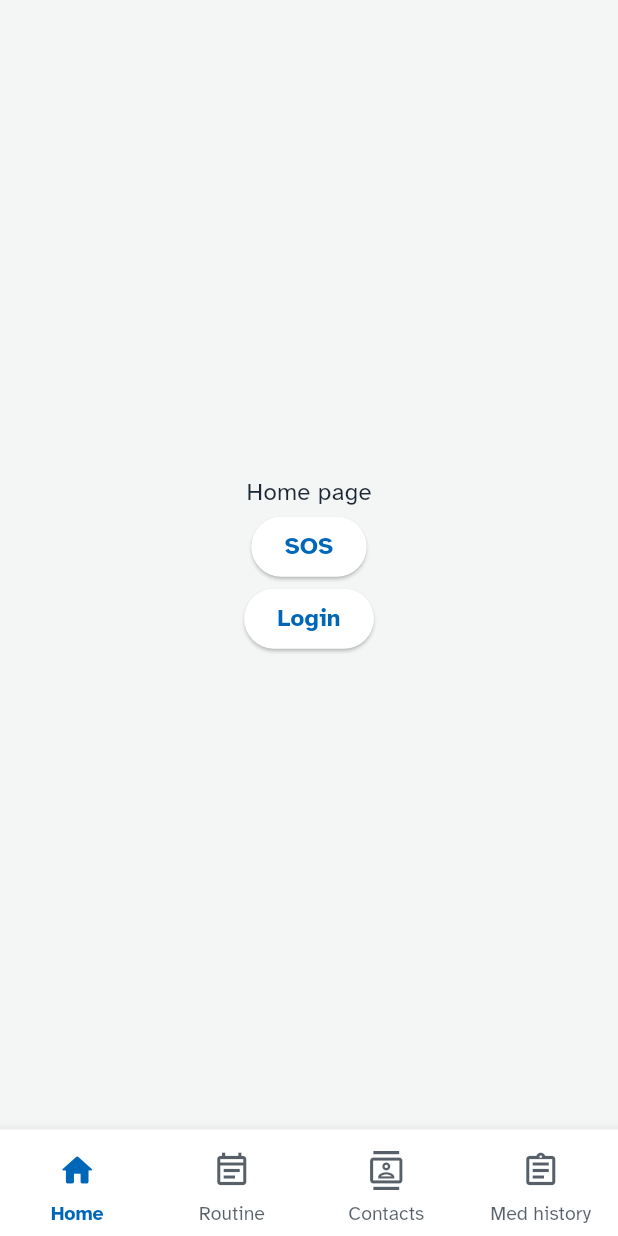
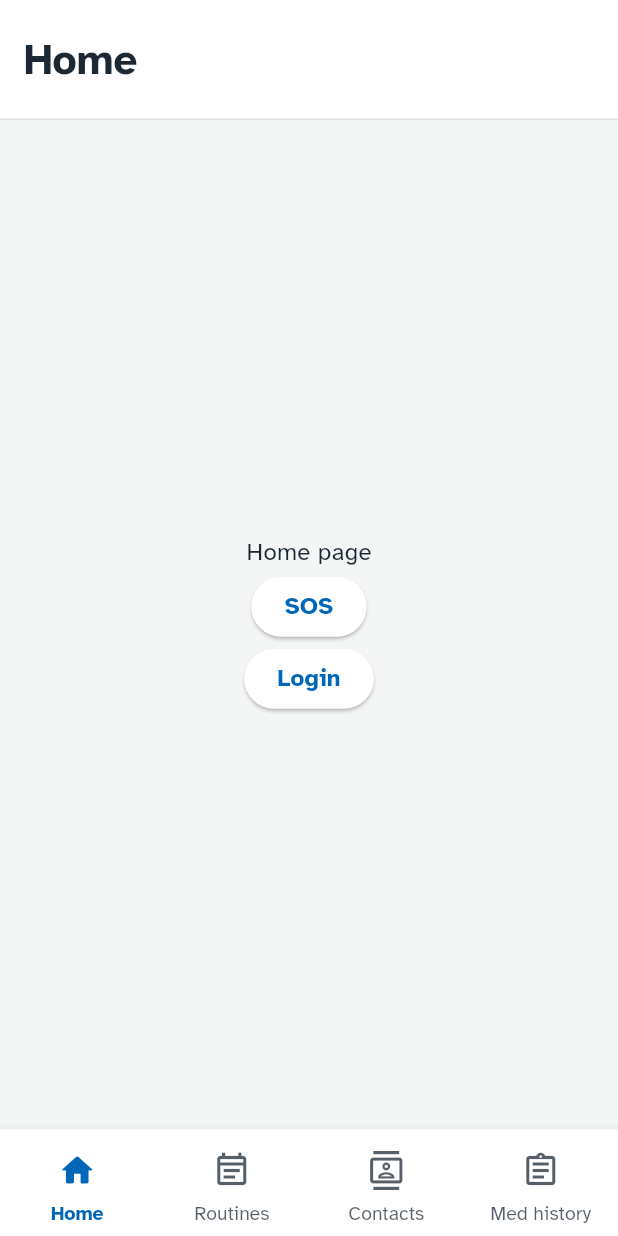
Before and after one commit to ZPIsani-na-sukces/mobile-zpi, a Flutter app: the screen it shows after launch, on a phone screen of 412 x 824 dp. Run offline on Flutter 3.47's test engine with Material 3 defaults, Android fonts, the phone set to English and light mode, and no system bars; our stand-ins replace auto_route, dio, flutter_hooks, flutter_secure_storage, freezed_annotation, hooks_riverpod and 1 more; missing offline and left inert: password_strength_checker, verification_code_field; generated files the repository leaves out were written again.

Commit message:
feat(widgets): add app bar with current view title

```diff
--- a/lib/features/playground/presentation/playgroud_view.dart
+++ b/lib/features/playground/presentation/playgroud_view.dart
@@ -26,6 +26,7 @@ class PlaygroudView extends HookWidget {
     final clearableController = useTextEditingController(text: 'Warszawa');
 
     return BackScaffold(
+      title: 'Playground',
       body: SingleChildScrollView(
         padding: const EdgeInsets.all(AppSpacing.md),
         child: Column(
--- a/lib/features/sos/presentation/sos_view.dart
+++ b/lib/features/sos/presentation/sos_view.dart
@@ -8,6 +8,9 @@ class SosView extends StatelessWidget {
 
   @override
   Widget build(BuildContext context) {
-    return const BackScaffold(body: Center(child: Text('Sos view')));
+    return const BackScaffold(
+      title: 'SOS',
+      body: Center(child: Text('Sos view')),
+    );
   }
 }
--- /dev/null
+++ b/lib/widgets/app_app_bar.dart
@@ -0,0 +1,37 @@
+import 'package:flutter/material.dart';
+import 'package:mobile_zpi/theme/app_colors.dart';
+import 'package:mobile_zpi/theme/app_spacing.dart';
+import 'package:mobile_zpi/theme/app_typography.dart';
+
+class AppAppBar extends StatelessWidget implements PreferredSizeWidget {
+  const AppAppBar({super.key, required this.title});
+
+  final String title;
+
+  static const double _height = 80;
+
+  @override
+  Size get preferredSize => const Size.fromHeight(_height);
+
+  @override
+  Widget build(BuildContext context) {
+    return AppBar(
+      toolbarHeight: _height,
+      backgroundColor: AppColors.surface,
+      surfaceTintColor: Colors.transparent,
+      scrolledUnderElevation: 0,
+      shape: const Border(
+        bottom: BorderSide(color: AppColors.disabled, width: 1),
+      ),
+      titleSpacing: AppSpacing.md,
+      title: Text(
+        title,
+        maxLines: 1,
+        overflow: TextOverflow.ellipsis,
+        style: AppTypography.headlineMedium.copyWith(
+          color: AppColors.onBackground,
+        ),
+      ),
+    );
+  }
+}
--- a/lib/widgets/app_bottom_nav.dart
+++ b/lib/widgets/app_bottom_nav.dart
@@ -21,7 +21,7 @@ class AppBottomNav extends StatelessWidget {
         BottomNavigationBarItem(
           icon: _BottomNavIcon(Icons.event_note_outlined),
           activeIcon: _BottomNavIcon(Icons.event_note_rounded),
-          label: 'Routine',
+          label: 'Routines',
         ),
         BottomNavigationBarItem(
           icon: _BottomNavIcon(Icons.contacts_outlined),
--- a/lib/widgets/app_scaffold.dart
+++ b/lib/widgets/app_scaffold.dart
@@ -1,11 +1,19 @@
 import 'package:auto_route/auto_route.dart';
 import 'package:flutter/material.dart';
 import 'package:mobile_zpi/router/app_router.gr.dart';
+import 'package:mobile_zpi/widgets/app_app_bar.dart';
 import 'package:mobile_zpi/widgets/app_bottom_nav.dart';
 
 @RoutePage()
 class AppScaffold extends StatelessWidget {
   const AppScaffold({super.key});
+
+  static const List<String> _tabTitles = [
+    'Home',
+    'Routines',
+    'Contacts',
+    'Med history',
+  ];
 
   @override
   Widget build(BuildContext context) {
@@ -17,7 +25,13 @@ class AppScaffold extends StatelessWidget {
         MedHistoryRoute(),
       ],
       builder: (context, child) {
-        return Scaffold(body: child, bottomNavigationBar: const AppBottomNav());
+        final tabsRouter = AutoTabsRouter.of(context);
+
+        return Scaffold(
+          appBar: AppAppBar(title: _tabTitles[tabsRouter.activeIndex]),
+          body: child,
+          bottomNavigationBar: const AppBottomNav(),
+        );
       },
     );
   }
--- a/lib/widgets/back_scaffold.dart
+++ b/lib/widgets/back_scaffold.dart
@@ -1,12 +1,17 @@
 import 'package:flutter/material.dart';
+import 'package:mobile_zpi/widgets/app_app_bar.dart';
 
 class BackScaffold extends StatelessWidget {
-  const BackScaffold({super.key, required this.body});
+  const BackScaffold({super.key, required this.title, required this.body});
 
+  final String title;
   final Widget body;
 
   @override
   Widget build(BuildContext context) {
-    return Scaffold(appBar: AppBar(), body: body);
+    return Scaffold(
+      appBar: AppAppBar(title: title),
+      body: body,
+    );
   }
 }
```
